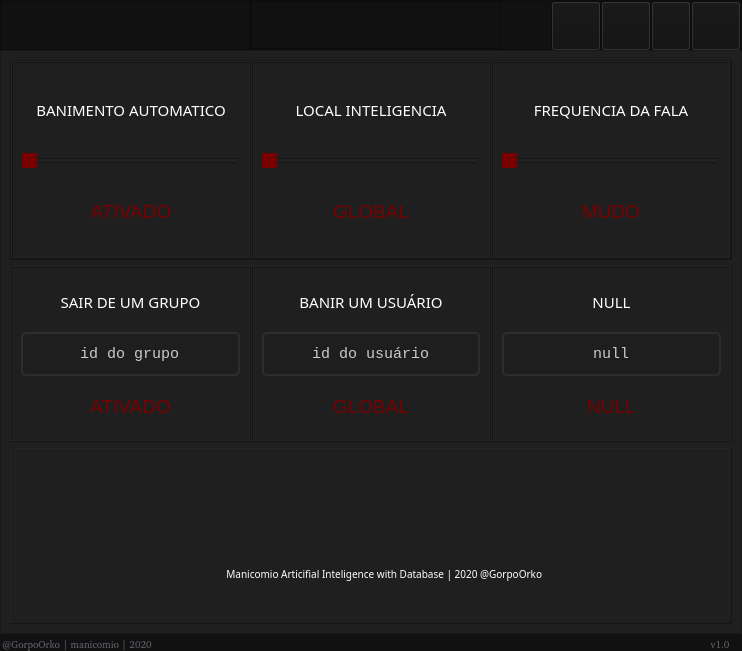
Qt form mainwindow.ui (gorpoorko/Manicomio-Bot-GUI) before a commit.
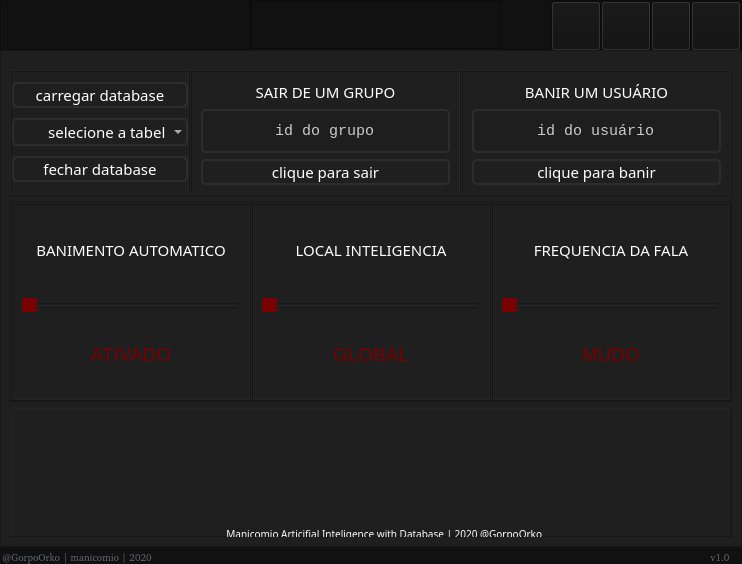
The same form after that commit. The open tabs and pages were chosen to show the change. Icons and pictures are not drawn.

Commit message: faltando apenas as configuraçoes finais para finalizar a parte 1 do projeto

Diff of the .ui file:
```diff
--- a/mainwindow.ui
+++ b/mainwindow.ui
@@ -10,7 +10,7 @@
     <x>0</x>
     <y>0</y>
     <width>726</width>
-    <height>651</height>
+    <height>564</height>
    </rect>
   </property>
   <property name="windowTitle">
@@ -18,7 +18,7 @@
   </property>
   <property name="windowIcon">
    <iconset>
-    <normaloff>:/favicon/program_functions/images//icon.ico</normaloff>:/favicon/program_functions/images//icon.ico</iconset>
+    <normaloff>program_functions/images/icon.ico</normaloff>program_functions/images/icon.ico</iconset>
   </property>
   <property name="styleSheet">
    <string notr="true">QMainWindow{background-color: darkgray;border: 1px solid black;}</string>
@@ -456,7 +456,7 @@
        <item>
         <widget class="QStackedWidget" name="stackedWidget">
          <property name="currentIndex">
-          <number>1</number>
+          <number>4</number>
          </property>
          <widget class="QWidget" name="pagina_home">
           <property name="styleSheet">
@@ -483,7 +483,7 @@
              <property name="minimumSize">
               <size>
                <width>0</width>
-               <height>380</height>
+               <height>330</height>
               </size>
              </property>
              <property name="autoFillBackground">
@@ -1062,7 +1062,7 @@
              <property name="minimumSize">
               <size>
                <width>0</width>
-               <height>35</height>
+               <height>30</height>
               </size>
              </property>
              <property name="styleSheet">
@@ -1552,7 +1552,7 @@
 	border: 2px solid rgb(45,45,45);
 border-radius: 5px;
 	color: rgb(255, 255, 255);
-	font: 20px SegoeUIl, bold;
+	font: 15px SegoeUIl, bold;
 }
 QPushButton:hover {
 	background-color: rgb(120,0,0);
@@ -1576,7 +1576,7 @@
 	border: 2px solid rgb(45,45,45);
 border-radius: 5px;
 	color: rgb(255, 255, 255);
-	font: 20px SegoeUIl, bold;
+	font: 15px SegoeUIl, bold;
 }
 QPushButton:hover {
 	background-color: rgb(120,0,0);
@@ -1665,7 +1665,7 @@
 	border: 2px solid rgb(45,45,45);
 border-radius: 5px;
 	color: rgb(255, 255, 255);
-	font: 20px SegoeUIl, bold;
+	font: 15px SegoeUIl, bold;
 }
 QPushButton:hover {
 	background-color: rgb(120,0,0);
@@ -1811,6 +1811,12 @@
                 <layout class="QHBoxLayout" name="horizontalLayout_24">
                  <item>
                   <widget class="QLabel" name="imagem_deepnude_renderizada">
+                   <property name="maximumSize">
+                    <size>
+                     <width>16777215</width>
+                     <height>16777215</height>
+                    </size>
+                   </property>
                    <property name="text">
                     <string/>
                    </property>
@@ -1880,7 +1886,7 @@
 	border: 2px solid rgb(45,45,45);
 border-radius: 5px;
 	color: rgb(255, 255, 255);
-	font: 20px SegoeUIl, bold;
+	font: 15px SegoeUIl, bold;
 }
 QPushButton:hover {
 	background-color: rgb(120,0,0);
@@ -1910,7 +1916,7 @@
 	border: 2px solid rgb(45,45,45);
 border-radius: 5px;
 	color: rgb(255, 255, 255);
-	font: 20px SegoeUIl, bold;
+	font: 15px SegoeUIl, bold;
 }
 QPushButton:hover {
 	background-color: rgb(120,0,0);
@@ -1931,6 +1937,309 @@
          </widget>
          <widget class="QWidget" name="pagina_configuracoes">
           <layout class="QVBoxLayout" name="verticalLayout_27">
+           <item>
+            <widget class="QFrame" name="frame_extras_configuracoes">
+             <property name="maximumSize">
+              <size>
+               <width>16777215</width>
+               <height>200</height>
+              </size>
+             </property>
+             <property name="frameShape">
+              <enum>QFrame::NoFrame</enum>
+             </property>
+             <property name="frameShadow">
+              <enum>QFrame::Raised</enum>
+             </property>
+             <layout class="QHBoxLayout" name="horizontalLayout_27">
+              <property name="spacing">
+               <number>0</number>
+              </property>
+              <property name="leftMargin">
+               <number>0</number>
+              </property>
+              <property name="topMargin">
+               <number>10</number>
+              </property>
+              <property name="rightMargin">
+               <number>0</number>
+              </property>
+              <property name="bottomMargin">
+               <number>0</number>
+              </property>
+              <item>
+               <widget class="QFrame" name="frame_frequencia_configuracoes">
+                <property name="frameShape">
+                 <enum>QFrame::Box</enum>
+                </property>
+                <property name="frameShadow">
+                 <enum>QFrame::Raised</enum>
+                </property>
+                <layout class="QVBoxLayout" name="verticalLayout_12">
+                 <property name="spacing">
+                  <number>0</number>
+                 </property>
+                 <property name="leftMargin">
+                  <number>0</number>
+                 </property>
+                 <property name="topMargin">
+                  <number>0</number>
+                 </property>
+                 <property name="rightMargin">
+                  <number>0</number>
+                 </property>
+                 <property name="bottomMargin">
+                  <number>0</number>
+                 </property>
+                 <item>
+                  <widget class="QPushButton" name="botao_carregar_database_configuracoes">
+                   <property name="styleSheet">
+                    <string notr="true">QPushButton {
+	background-color:transparent;
+	background-repeat: no-repeat;
+	background-position: center;
+	border: 2px solid rgb(45,45,45);
+border-radius: 5px;
+	color: rgb(255, 255, 255);
+	font: 15px SegoeUIl, bold;
+}
+QPushButton:hover {
+	background-color: rgb(120,0,0);
+}
+QPushButton:pressed {
+	background-color: rgb(120,0,0);
+}</string>
+                   </property>
+                   <property name="text">
+                    <string>carregar database</string>
+                   </property>
+                  </widget>
+                 </item>
+                 <item>
+                  <widget class="QComboBox" name="comboBox_configuracoes">
+                   <property name="styleSheet">
+                    <string notr="true">QComboBox {
+background-color:transparent;
+	background-repeat: no-repeat;
+	background-position: center;
+	border: 2px solid rgb(45,45,45);
+border-radius: 5px;
+	color: rgb(255, 255, 255);
+	font: 15px SegoeUIl, bold;
+}
+QComboBox:hover {
+	background-color: rgb(120,0,0);
+}
+QComboBox:pressed {
+	background-color: rgb(120,0,0);
+}</string>
+                   </property>
+                   <item>
+                    <property name="text">
+                     <string>        selecione a tabela</string>
+                    </property>
+                   </item>
+                  </widget>
+                 </item>
+                 <item>
+                  <widget class="QPushButton" name="botao_fechar_database_configuracoes">
+                   <property name="styleSheet">
+                    <string notr="true">QPushButton {
+	background-color:transparent;
+	background-repeat: no-repeat;
+	background-position: center;
+	border: 2px solid rgb(45,45,45);
+border-radius: 5px;
+	color: rgb(255, 255, 255);
+	font: 15px SegoeUIl, bold;
+}
+QPushButton:hover {
+	background-color: rgb(120,0,0);
+}
+QPushButton:pressed {
+	background-color: rgb(120,0,0);
+}</string>
+                   </property>
+                   <property name="text">
+                    <string>fechar database</string>
+                   </property>
+                  </widget>
+                 </item>
+                </layout>
+               </widget>
+              </item>
+              <item>
+               <widget class="QFrame" name="frame_banimento_automatico_2">
+                <property name="styleSheet">
+                 <string notr="true"/>
+                </property>
+                <property name="frameShape">
+                 <enum>QFrame::Box</enum>
+                </property>
+                <property name="frameShadow">
+                 <enum>QFrame::Raised</enum>
+                </property>
+                <layout class="QVBoxLayout" name="verticalLayout_32">
+                 <item>
+                  <widget class="QLabel" name="label_banimento_automatico_2">
+                   <property name="styleSheet">
+                    <string notr="true">color: rgb(255, 255, 255);
+	font: 15px SegoeUIl, bold;</string>
+                   </property>
+                   <property name="text">
+                    <string>SAIR DE UM GRUPO</string>
+                   </property>
+                   <property name="alignment">
+                    <set>Qt::AlignCenter</set>
+                   </property>
+                  </widget>
+                 </item>
+                 <item>
+                  <widget class="QLineEdit" name="id_manual_configuracoes">
+                   <property name="styleSheet">
+                    <string notr="true">QLineEdit{
+border: 2px solid rgb(45,45,45);
+border-radius: 5px;
+padding: 10px;
+background-color: rgb(30,30,30);
+	color: rgb(203, 203, 203);
+font: 15px Courier New;
+}
+QLineEdit:hover{
+border: 2px solid rgb(55,55,55);
+}
+QLineEdit:focus{
+border: 2px solid  rgb(120,0,0);
+	color: rgb(120,0,0);
+}</string>
+                   </property>
+                   <property name="text">
+                    <string>id do grupo</string>
+                   </property>
+                   <property name="alignment">
+                    <set>Qt::AlignCenter</set>
+                   </property>
+                  </widget>
+                 </item>
+                 <item>
+                  <widget class="QPushButton" name="botao_sair_grupo">
+                   <property name="minimumSize">
+                    <size>
+                     <width>0</width>
+                     <height>20</height>
+                    </size>
+                   </property>
+                   <property name="styleSheet">
+                    <string notr="true">QPushButton {
+	background-color:transparent;
+	background-repeat: no-repeat;
+	background-position: center;
+	border: 2px solid rgb(45,45,45);
+border-radius: 5px;
+	color: rgb(255, 255, 255);
+	font: 15px SegoeUIl, bold;
+}
+QPushButton:hover {
+	background-color: rgb(120,0,0);
+}
+QPushButton:pressed {
+	background-color: rgb(120,0,0);
+}</string>
+                   </property>
+                   <property name="text">
+                    <string>clique para sair</string>
+                   </property>
+                  </widget>
+                 </item>
+                </layout>
+               </widget>
+              </item>
+              <item>
+               <widget class="QFrame" name="frame_6">
+                <property name="frameShape">
+                 <enum>QFrame::Box</enum>
+                </property>
+                <property name="frameShadow">
+                 <enum>QFrame::Raised</enum>
+                </property>
+                <layout class="QVBoxLayout" name="verticalLayout_33">
+                 <item>
+                  <widget class="QLabel" name="label_local_inteligencia_2">
+                   <property name="styleSheet">
+                    <string notr="true">color: rgb(255, 255, 255);
+	font: 15px SegoeUIl, bold;</string>
+                   </property>
+                   <property name="text">
+                    <string>BANIR UM USUÁRIO</string>
+                   </property>
+                   <property name="alignment">
+                    <set>Qt::AlignCenter</set>
+                   </property>
+                  </widget>
+                 </item>
+                 <item>
+                  <widget class="QLineEdit" name="id_usuario_ban">
+                   <property name="styleSheet">
+                    <string notr="true">QLineEdit{
+border: 2px solid rgb(45,45,45);
+border-radius: 5px;
+padding: 10px;
+background-color: rgb(30,30,30);
+	color: rgb(203, 203, 203);
+font: 15px Courier New;
+}
+QLineEdit:hover{
+border: 2px solid rgb(55,55,55);
+}
+QLineEdit:focus{
+border: 2px solid  rgb(120,0,0);
+	color: rgb(120,0,0);
+}</string>
+                   </property>
+                   <property name="text">
+                    <string>id do usuário</string>
+                   </property>
+                   <property name="alignment">
+                    <set>Qt::AlignCenter</set>
+                   </property>
+                  </widget>
+                 </item>
+                 <item>
+                  <widget class="QPushButton" name="botao_banir_usuario">
+                   <property name="minimumSize">
+                    <size>
+                     <width>0</width>
+                     <height>20</height>
+                    </size>
+                   </property>
+                   <property name="styleSheet">
+                    <string notr="true">QPushButton {
+	background-color:transparent;
+	background-repeat: no-repeat;
+	background-position: center;
+	border: 2px solid rgb(45,45,45);
+border-radius: 5px;
+	color: rgb(255, 255, 255);
+	font: 15px SegoeUIl, bold;
+}
+QPushButton:hover {
+	background-color: rgb(120,0,0);
+}
+QPushButton:pressed {
+	background-color: rgb(120,0,0);
+}</string>
+                   </property>
+                   <property name="text">
+                    <string>clique para banir</string>
+                   </property>
+                  </widget>
+                 </item>
+                </layout>
+               </widget>
+              </item>
+             </layout>
+            </widget>
+           </item>
            <item>
             <widget class="QFrame" name="frame_configuracoes">
              <property name="minimumSize">
@@ -1998,9 +2307,15 @@
                    <property name="styleSheet">
                     <string notr="true">QSlider::handle:horizontal {background-color: rgb(120,0,0);}</string>
                    </property>
+                   <property name="maximum">
+                    <number>1</number>
+                   </property>
                    <property name="orientation">
                     <enum>Qt::Horizontal</enum>
                    </property>
+                   <property name="tickPosition">
+                    <enum>QSlider::TicksAbove</enum>
+                   </property>
                   </widget>
                  </item>
                  <item>
@@ -2053,9 +2368,15 @@
                    <property name="styleSheet">
                     <string notr="true">QSlider::handle:horizontal {background-color: rgb(120,0,0);}</string>
                    </property>
+                   <property name="maximum">
+                    <number>1</number>
+                   </property>
                    <property name="orientation">
                     <enum>Qt::Horizontal</enum>
                    </property>
+                   <property name="tickPosition">
+                    <enum>QSlider::TicksAbove</enum>
+                   </property>
                   </widget>
                  </item>
                  <item>
@@ -2108,9 +2429,18 @@
                    <property name="styleSheet">
                     <string notr="true">QSlider::handle:horizontal {background-color: rgb(120,0,0);}</string>
                    </property>
+                   <property name="maximum">
+                    <number>10</number>
+                   </property>
                    <property name="orientation">
                     <enum>Qt::Horizontal</enum>
                    </property>
+                   <property name="invertedAppearance">
+                    <bool>false</bool>
+                   </property>
+                   <property name="tickPosition">
+                    <enum>QSlider::TicksAbove</enum>
+                   </property>
                   </widget>
                  </item>
                  <item>
@@ -2138,258 +2468,6 @@
              </layout>
             </widget>
            </item>
-           <item>
-            <widget class="QFrame" name="frame_extras_configuracoes">
-             <property name="maximumSize">
-              <size>
-               <width>16777215</width>
-               <height>200</height>
-              </size>
-             </property>
-             <property name="frameShape">
-              <enum>QFrame::NoFrame</enum>
-             </property>
-             <property name="frameShadow">
-              <enum>QFrame::Raised</enum>
-             </property>
-             <layout class="QHBoxLayout" name="horizontalLayout_27">
-              <property name="spacing">
-               <number>0</number>
-              </property>
-              <property name="leftMargin">
-               <number>0</number>
-              </property>
-              <property name="topMargin">
-               <number>0</number>
-              </property>
-              <property name="rightMargin">
-               <number>0</number>
-              </property>
-              <property name="bottomMargin">
-               <number>0</number>
-              </property>
-              <item>
-               <widget class="QFrame" name="frame_banimento_automatico_2">
-                <property name="styleSheet">
-                 <string notr="true"/>
-                </property>
-                <property name="frameShape">
-                 <enum>QFrame::Box</enum>
-                </property>
-                <property name="frameShadow">
-                 <enum>QFrame::Raised</enum>
-                </property>
-                <layout class="QVBoxLayout" name="verticalLayout_32">
-                 <item>
-                  <widget class="QLabel" name="label_banimento_automatico_2">
-                   <property name="styleSheet">
-                    <string notr="true">color: rgb(255, 255, 255);
-	font: 15px SegoeUIl, bold;</string>
-                   </property>
-                   <property name="text">
-                    <string>SAIR DE UM GRUPO</string>
-                   </property>
-                   <property name="alignment">
-                    <set>Qt::AlignCenter</set>
-                   </property>
-                  </widget>
-                 </item>
-                 <item>
-                  <widget class="QLineEdit" name="lineEdit">
-                   <property name="styleSheet">
-                    <string notr="true">QLineEdit{
-border: 2px solid rgb(45,45,45);
-border-radius: 5px;
-padding: 10px;
-background-color: rgb(30,30,30);
-	color: rgb(203, 203, 203);
-font: 15px Courier New;
-}
-QLineEdit:hover{
-border: 2px solid rgb(55,55,55);
-}
-QLineEdit:focus{
-border: 2px solid  rgb(120,0,0);
-	color: rgb(120,0,0);
-}</string>
-                   </property>
-                   <property name="text">
-                    <string>id do grupo</string>
-                   </property>
-                   <property name="alignment">
-                    <set>Qt::AlignCenter</set>
-                   </property>
-                  </widget>
-                 </item>
-                 <item>
-                  <widget class="QLabel" name="aviso_banimento_automatico_2">
-                   <property name="font">
-                    <font>
-                     <family>Segoe UI</family>
-                     <pointsize>14</pointsize>
-                    </font>
-                   </property>
-                   <property name="styleSheet">
-                    <string notr="true">color: rgb(120,0,0);</string>
-                   </property>
-                   <property name="text">
-                    <string>ATIVADO</string>
-                   </property>
-                   <property name="alignment">
-                    <set>Qt::AlignCenter</set>
-                   </property>
-                  </widget>
-                 </item>
-                </layout>
-               </widget>
-              </item>
-              <item>
-               <widget class="QFrame" name="frame_6">
-                <property name="frameShape">
-                 <enum>QFrame::Box</enum>
-                </property>
-                <property name="frameShadow">
-                 <enum>QFrame::Raised</enum>
-                </property>
-                <layout class="QVBoxLayout" name="verticalLayout_33">
-                 <item>
-                  <widget class="QLabel" name="label_local_inteligencia_2">
-                   <property name="styleSheet">
-                    <string notr="true">color: rgb(255, 255, 255);
-	font: 15px SegoeUIl, bold;</string>
-                   </property>
-                   <property name="text">
-                    <string>BANIR UM USUÁRIO</string>
-                   </property>
-                   <property name="alignment">
-                    <set>Qt::AlignCenter</set>
-                   </property>
-                  </widget>
-                 </item>
-                 <item>
-                  <widget class="QLineEdit" name="lineEdit_2">
-                   <property name="styleSheet">
-                    <string notr="true">QLineEdit{
-border: 2px solid rgb(45,45,45);
-border-radius: 5px;
-padding: 10px;
-background-color: rgb(30,30,30);
-	color: rgb(203, 203, 203);
-font: 15px Courier New;
-}
-QLineEdit:hover{
-border: 2px solid rgb(55,55,55);
-}
-QLineEdit:focus{
-border: 2px solid  rgb(120,0,0);
-	color: rgb(120,0,0);
-}</string>
-                   </property>
-                   <property name="text">
-                    <string>id do usuário</string>
-                   </property>
-                   <property name="alignment">
-                    <set>Qt::AlignCenter</set>
-                   </property>
-                  </widget>
-                 </item>
-                 <item>
-                  <widget class="QLabel" name="aviso_local_inteligencia_2">
-                   <property name="font">
-                    <font>
-                     <family>Segoe UI</family>
-                     <pointsize>14</pointsize>
-                    </font>
-                   </property>
-                   <property name="styleSheet">
-                    <string notr="true">color: rgb(120,0,0);</string>
-                   </property>
-                   <property name="text">
-                    <string>GLOBAL</string>
-                   </property>
-                   <property name="alignment">
-                    <set>Qt::AlignCenter</set>
-                   </property>
-                  </widget>
-                 </item>
-                </layout>
-               </widget>
-              </item>
-              <item>
-               <widget class="QFrame" name="frame_frequencia_fala_2">
-                <property name="frameShape">
-                 <enum>QFrame::Box</enum>
-                </property>
-                <property name="frameShadow">
-                 <enum>QFrame::Raised</enum>
-                </property>
-                <layout class="QVBoxLayout" name="verticalLayout_31">
-                 <item>
-                  <widget class="QLabel" name="label_frequencia_fala_2">
-                   <property name="styleSheet">
-                    <string notr="true">color: rgb(255, 255, 255);
-	font: 15px SegoeUIl, bold;</string>
-                   </property>
-                   <property name="text">
-                    <string>NULL</string>
-                   </property>
-                   <property name="alignment">
-                    <set>Qt::AlignCenter</set>
-                   </property>
-                  </widget>
-                 </item>
-                 <item>
-                  <widget class="QLineEdit" name="lineEdit_3">
-                   <property name="styleSheet">
-                    <string notr="true">QLineEdit{
-border: 2px solid rgb(45,45,45);
-border-radius: 5px;
-padding: 10px;
-background-color: rgb(30,30,30);
-	color: rgb(203, 203, 203);
-font: 15px Courier New;
-}
-QLineEdit:hover{
-border: 2px solid rgb(55,55,55);
-}
-QLineEdit:focus{
-border: 2px solid  rgb(120,0,0);
-	color: rgb(120,0,0);
-}</string>
-                   </property>
-                   <property name="text">
-                    <string>null</string>
-                   </property>
-                   <property name="alignment">
-                    <set>Qt::AlignCenter</set>
-                   </property>
-                  </widget>
-                 </item>
-                 <item>
-                  <widget class="QLabel" name="aviso_frequencia_fala_2">
-                   <property name="font">
-                    <font>
-                     <family>Segoe UI</family>
-                     <pointsize>14</pointsize>
-                    </font>
-                   </property>
-                   <property name="styleSheet">
-                    <string notr="true">color: rgb(120,0,0);</string>
-                   </property>
-                   <property name="text">
-                    <string>NULL</string>
-                   </property>
-                   <property name="alignment">
-                    <set>Qt::AlignCenter</set>
-                   </property>
-                  </widget>
-                 </item>
-                </layout>
-               </widget>
-              </item>
-             </layout>
-            </widget>
-           </item>
            <item>
             <widget class="QFrame" name="frame">
              <property name="frameShape">
@@ -2431,6 +2509,12 @@
               <property name="styleSheet">
                <string notr="true">image: url(:/logo_telegram/program_functions/images//telegram_logo.png);</string>
               </property>
+              <property name="frameShape">
+               <enum>QFrame::NoFrame</enum>
+              </property>
+              <property name="frameShadow">
+               <enum>QFrame::Raised</enum>
+              </property>
               <property name="text">
                <string/>
               </property>
```
The commit also changes 4 other files.
